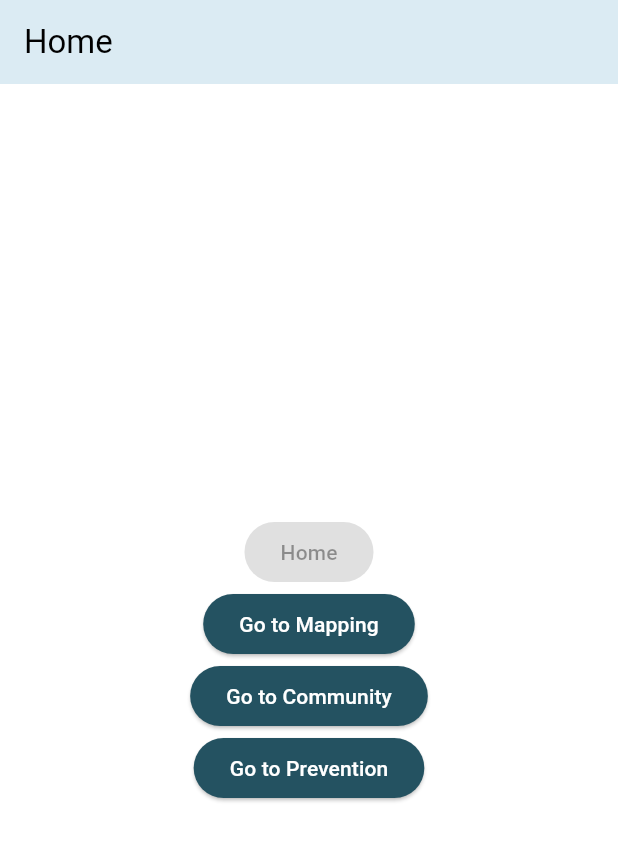
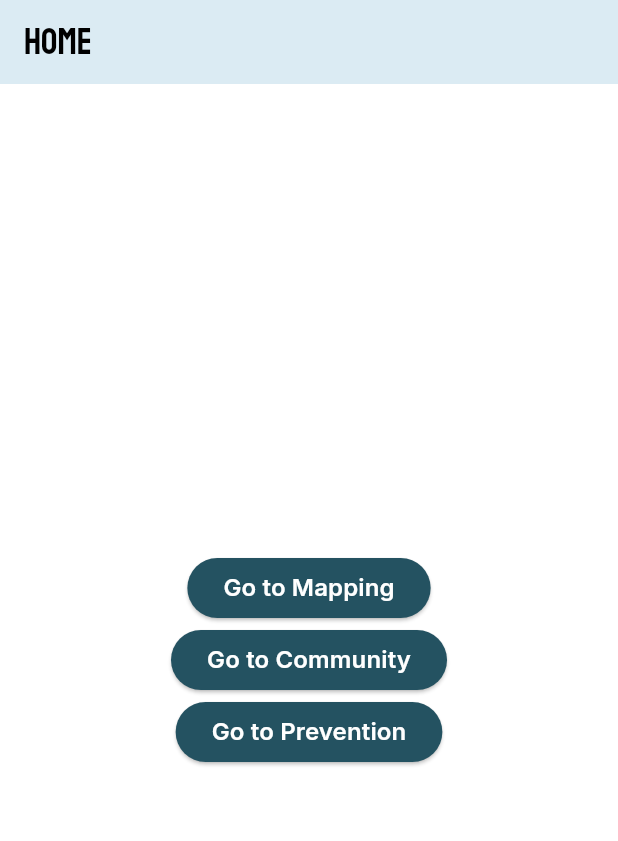
Before and after one commit to neomdavid/buzzmap, a Flutter app: the screen it shows after launch, on a phone screen of 412 x 824 dp. Shown: the top 841 px of the screen. Run offline on Flutter 3.47's test engine with Material 3 defaults, Android fonts, the phone set to English and light mode, and no system bars.

Commit message:
Setup font files

```diff
--- a/lib/pages/home_screen.dart
+++ b/lib/pages/home_screen.dart
@@ -5,38 +5,44 @@ class HomeScreen extends StatelessWidget {
 
   @override
   Widget build(BuildContext context) {
-    String currentRoute = ModalRoute.of(context)?.settings.name ?? '/';
-
     return Scaffold(
-      appBar: AppBar(title: const Text('Home')),
+      appBar: AppBar(
+        title: const Text(
+          'Home',
+          style: TextStyle(
+            fontFamily: 'Koulen',
+            fontSize: 24,
+          ),
+        ),
+      ),
       body: Center(
         child: Column(
           mainAxisAlignment: MainAxisAlignment.center,
           children: [
-            _buildNavButton(context, 'Home', '/', currentRoute),
-            _buildNavButton(context, 'Go to Mapping', '/mapping', currentRoute),
-            _buildNavButton(
-                context, 'Go to Community', '/community', currentRoute),
-            _buildNavButton(
-                context, 'Go to Prevention', '/prevention', currentRoute),
+            _buildNavButton(context, 'Go to Mapping', '/mapping'),
+            _buildNavButton(context, 'Go to Community', '/community'),
+            _buildNavButton(context, 'Go to Prevention', '/prevention'),
           ],
         ),
       ),
     );
   }
 
-  Widget _buildNavButton(
-      BuildContext context, String text, String route, String currentRoute) {
-    bool isActive = currentRoute == route;
+  Widget _buildNavButton(BuildContext context, String text, String route) {
     return ElevatedButton(
-      onPressed: isActive ? null : () => Navigator.pushNamed(context, route),
+      onPressed: () => Navigator.pushNamed(context, route),
       style: ElevatedButton.styleFrom(
-        backgroundColor: isActive
-            ? Theme.of(context).colorScheme.secondary
-            : Theme.of(context).colorScheme.primary,
-        foregroundColor: isActive ? Colors.black : Colors.white,
+        foregroundColor: Colors.white,
+        backgroundColor: const Color(0xFF245261),
       ),
-      child: Text(text),
+      child: Text(
+        text,
+        style: const TextStyle(
+          fontFamily: 'Inter',
+          fontSize: 16,
+          fontWeight: FontWeight.w600,
+        ),
+      ),
     );
   }
 }
```
Also changed, not shown: pubspec.yaml (+13 -12 lines), assets/fonts/Inter-Italic-VariableFont.ttf (added), assets/fonts/Inter-VariableFont.ttf (added), assets/fonts/Koulen-Regular.ttf (added).
